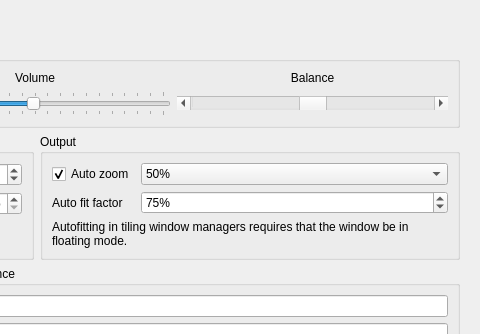
This is settingswindow.ui in mpc-qt/mpc-qt as Qt 5 draws it before an edit; both pictures show x 287 to 767 and y 0 to 334 of the 767 by 787 pixel window. The edited form follows.
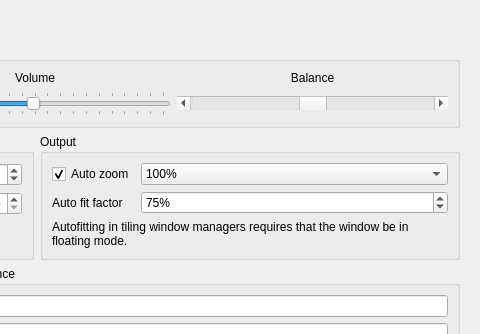
This is the edited form. The open tabs and pages were chosen to show the change.

Commit message:
settingsWindow: change default zoom level to 100%
Reminder that what we see in the settingsWindow ui file is propoagated
as the default settings.

The edit to the form file:
```diff
--- a/settingswindow.ui
+++ b/settingswindow.ui
@@ -584,7 +584,7 @@
               <item row="0" column="1">
                <widget class="QComboBox" name="playbackAutoZoomMethod">
                 <property name="currentIndex">
-                 <number>0</number>
+                 <number>1</number>
                 </property>
                 <item>
                  <property name="text">
```
Left out of the diff: 2 changed lines with no effect on the pictures.
